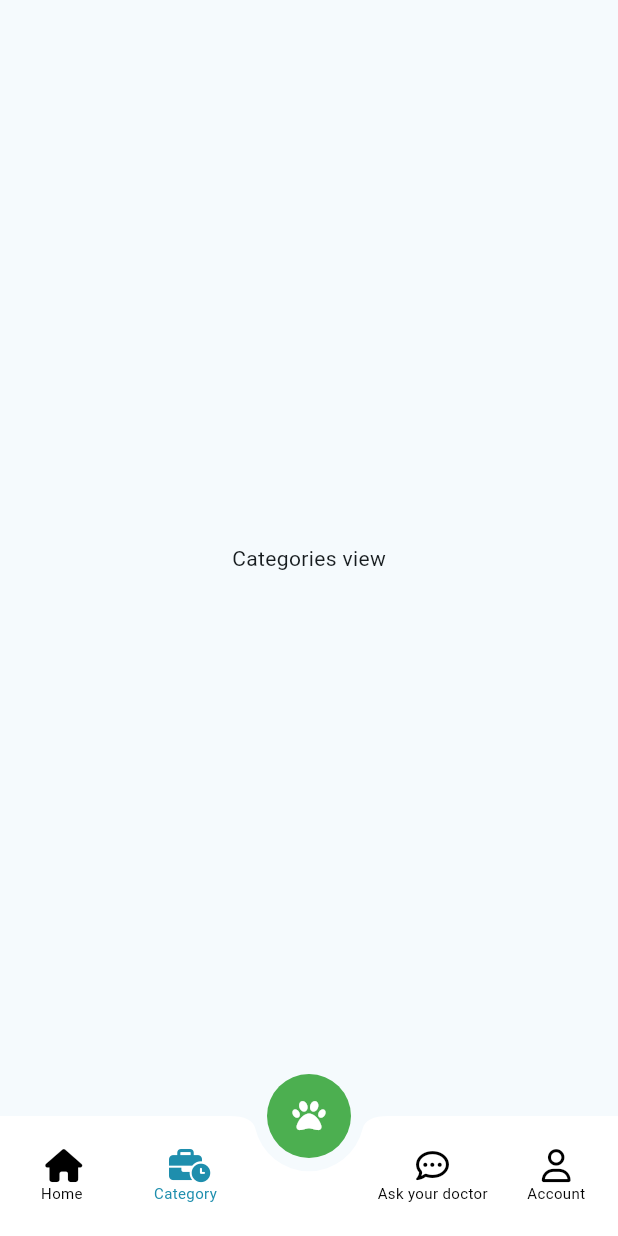
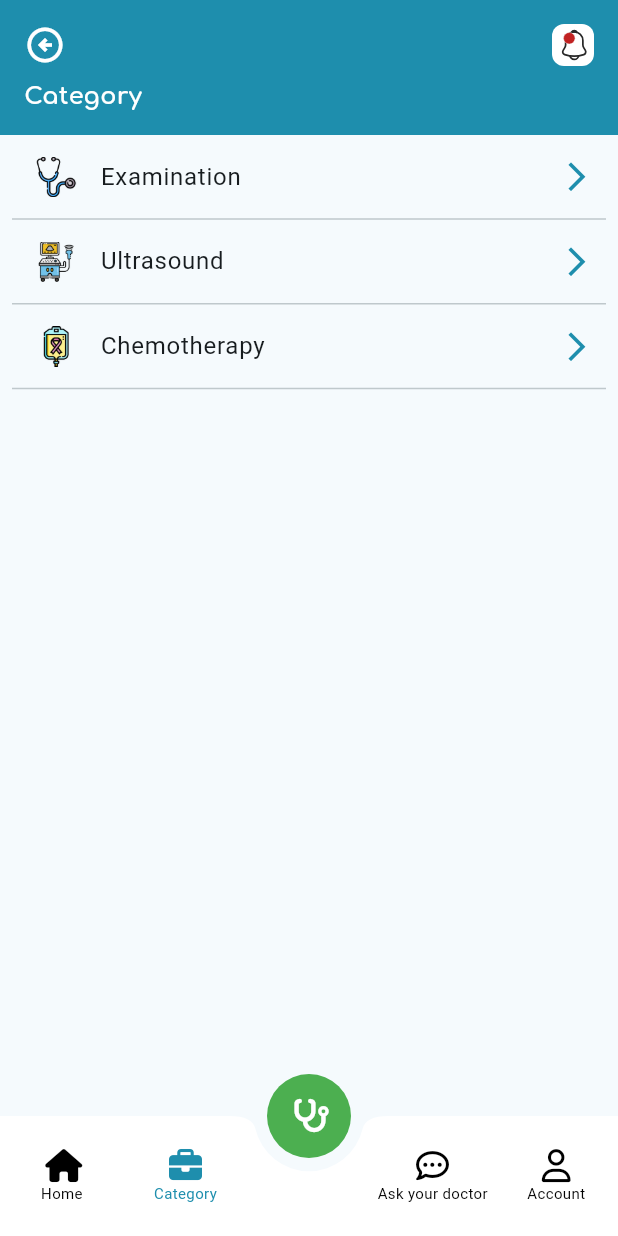
Before and after one commit to Waheed-Ashraf/Clinic-Engine-Task, a Flutter app: the screen it shows after launch, item 2 of the bottom bar chosen, on a phone screen of 412 x 824 dp. Run offline on Flutter 3.47's test engine with Material 3 defaults, Android fonts, the phone set to English and light mode, and no system bars; our stand-ins replace animate_do, flutter_svg, font_awesome_flutter.

Commit message:
category view done

```diff
--- a/lib/core/utils/assets_data.dart
+++ b/lib/core/utils/assets_data.dart
@@ -18,4 +18,7 @@ class AssetsData {
   static String customerService = 'assets/images/customer-service.png';
   static String accountSettings = 'assets/images/settings.png';
   static String services = 'assets/images/services.png';
+  static String stethoscope = 'assets/images/stethoscope.png';
+  static String ultrasound = 'assets/images/ultrasound.png';
+  static String chemotherapy = 'assets/images/chemotherapy.png';
 }
--- a/lib/modules/bottom_nav_bar/bottom_nav_bar.dart
+++ b/lib/modules/bottom_nav_bar/bottom_nav_bar.dart
@@ -80,7 +80,7 @@ class _BottomBarScreenState extends State<BottomBarScreen> {
               ),
               BottomNavigationBarItem(
                 icon: Icon(
-                  FontAwesomeIcons.businessTime,
+                  FontAwesomeIcons.briefcase,
                   size: 22,
                 ),
                 label: 'Category',
@@ -120,7 +120,7 @@ class _BottomBarScreenState extends State<BottomBarScreen> {
           // tooltip: 'Explore',
           elevation: 0,
           child: const Icon(
-            FontAwesomeIcons.paw,
+            FontAwesomeIcons.stethoscope,
             size: 22,
             color: Colors.white,
           ),
--- a/lib/modules/categories/presentation/views/categories_view.dart
+++ b/lib/modules/categories/presentation/views/categories_view.dart
@@ -1,3 +1,6 @@
+import 'package:clinic_engine_task/core/utils/assets_data.dart';
+import 'package:clinic_engine_task/modules/categories/presentation/views/widgets/custom_appbar_2.dart';
+import 'package:clinic_engine_task/modules/categories/presentation/views/widgets/custom_list_tile_widget.dart';
 import 'package:flutter/material.dart';
 
 class CategoriesView extends StatelessWidget {
@@ -5,8 +8,40 @@ class CategoriesView extends StatelessWidget {
 
   @override
   Widget build(BuildContext context) {
-    return const Center(
-      child: Text("Categories view"),
+    return Column(
+      children: [
+        const CustomAppBar2(
+          title: "Category",
+        ),
+        Padding(
+          padding: const EdgeInsets.symmetric(horizontal: 8),
+          child: Column(
+            children: [
+              CustomListTileWidget(
+                listTileLeadingIcon: AssetsData.stethoscope,
+                listTileTitle: "Examination",
+              ),
+              const Divider(
+                height: .5,
+              ),
+              CustomListTileWidget(
+                listTileLeadingIcon: AssetsData.ultrasound,
+                listTileTitle: "Ultrasound",
+              ),
+              const Divider(
+                height: .5,
+              ),
+              CustomListTileWidget(
+                listTileLeadingIcon: AssetsData.chemotherapy,
+                listTileTitle: "Chemotherapy",
+              ),
+              const Divider(
+                height: .5,
+              ),
+            ],
+          ),
+        ),
+      ],
     );
   }
 }
--- /dev/null
+++ b/lib/modules/categories/presentation/views/widgets/custom_appbar_2.dart
@@ -0,0 +1,45 @@
+import 'package:clinic_engine_task/core/utils/app_styles.dart';
+import 'package:clinic_engine_task/core/utils/constent_colors.dart';
+import 'package:clinic_engine_task/modules/home/presentation/views/widgets/notification_bill.dart';
+import 'package:flutter/material.dart';
+
+class CustomAppBar2 extends StatelessWidget {
+  final String title;
+  const CustomAppBar2({super.key, required this.title});
+
+  @override
+  Widget build(BuildContext context) {
+    return Container(
+      height: 90,
+      color: primaryColor,
+      child: Padding(
+        padding: const EdgeInsets.symmetric(horizontal: 16),
+        child: Column(crossAxisAlignment: CrossAxisAlignment.start, children: [
+          const SizedBox(
+            height: 16,
+          ),
+          const Row(
+            children: [
+              Icon(
+                Icons.arrow_circle_left_outlined,
+                size: 28,
+                color: Colors.white,
+              ),
+              Spacer(),
+              NotificationBill(),
+            ],
+          ),
+          const SizedBox(
+            height: 8,
+          ),
+          Text(
+            title,
+            style: AppStyles.styleBold16.copyWith(
+              color: Colors.white,
+            ),
+          ),
+        ]),
+      ),
+    );
+  }
+}
--- /dev/null
+++ b/lib/modules/categories/presentation/views/widgets/custom_list_tile_widget.dart
@@ -0,0 +1,27 @@
+import 'package:clinic_engine_task/core/utils/constent_colors.dart';
+import 'package:flutter/material.dart';
+
+class CustomListTileWidget extends StatelessWidget {
+  final String listTileTitle;
+  final String listTileLeadingIcon;
+  const CustomListTileWidget(
+      {super.key,
+      required this.listTileTitle,
+      required this.listTileLeadingIcon});
+
+  @override
+  Widget build(BuildContext context) {
+    return ListTile(
+        contentPadding: const EdgeInsets.only(right: 8, left: 16),
+        leading: Image.asset(
+          listTileLeadingIcon,
+          width: 27,
+        ),
+        title: Text(listTileTitle),
+        trailing: const Icon(
+          Icons.arrow_forward_ios,
+          size: 23,
+          color: primaryColor,
+        ));
+  }
+}
```
Also changed, not shown: assets/images/chemotherapy.png (added), assets/images/stethoscope.png (added), assets/images/ultrasound.png (added).
